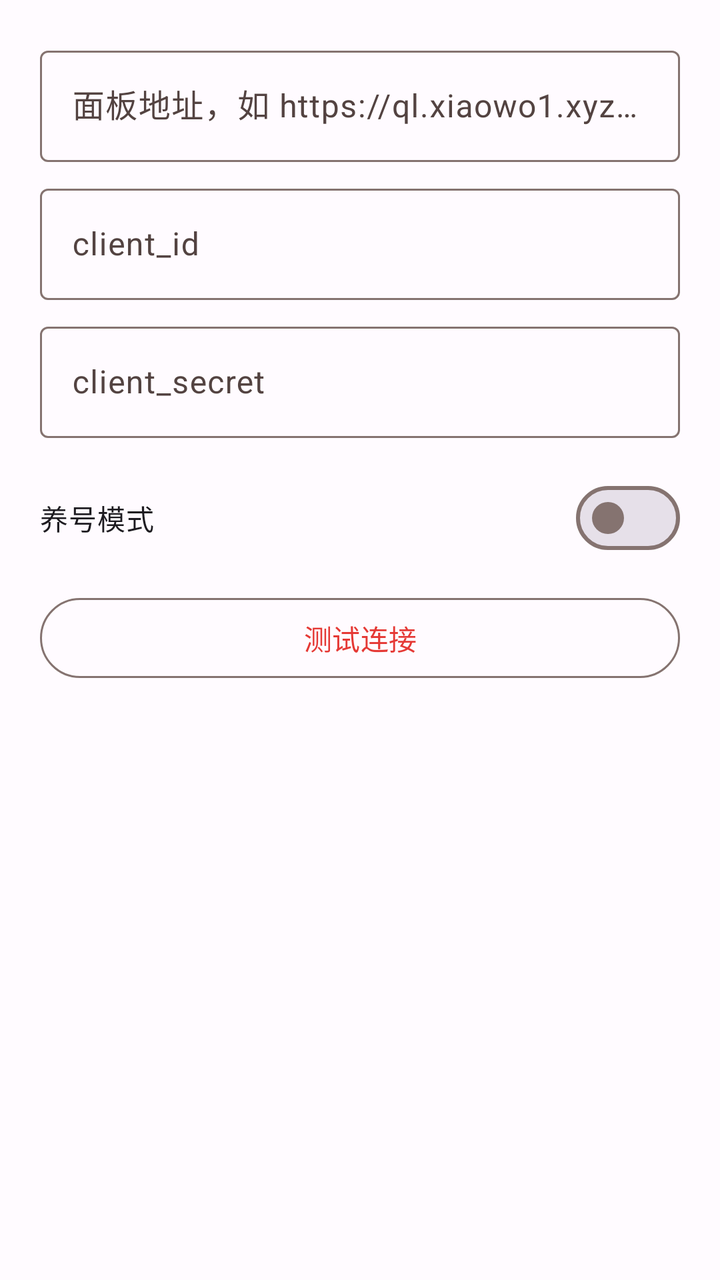
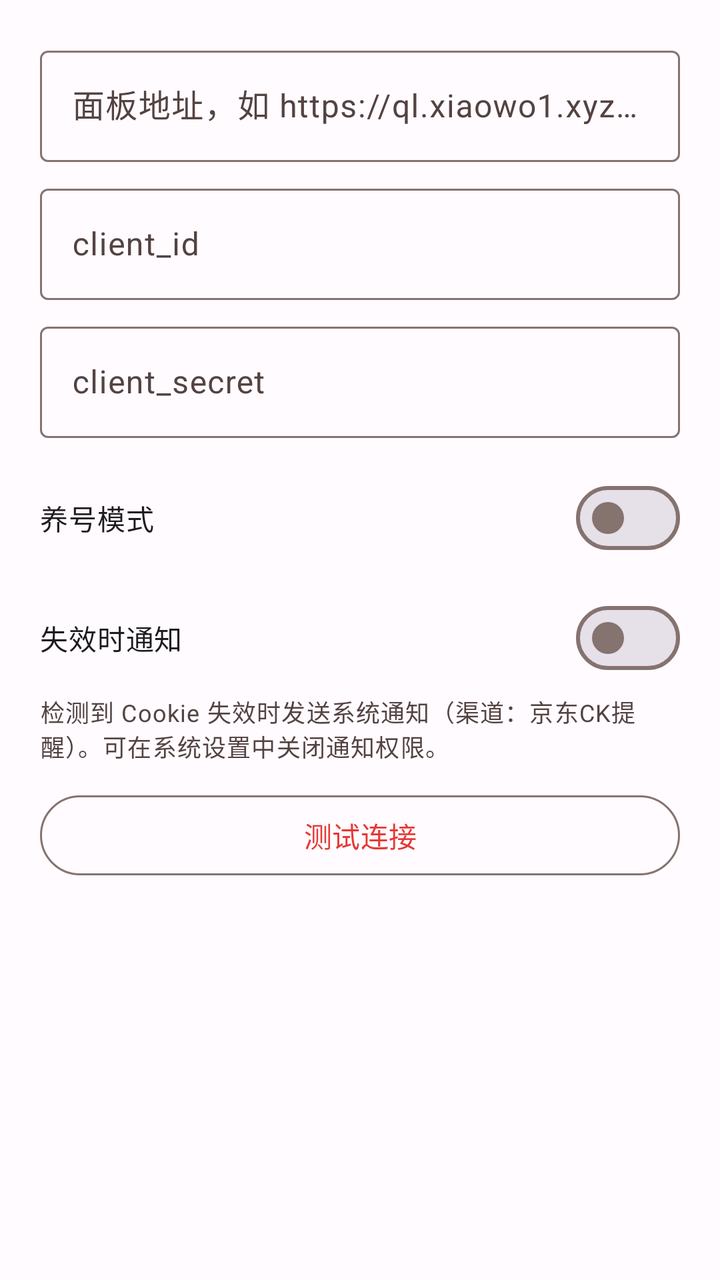

Compare the two renders of this Android layout. The source of the first and the diff that turns it into the second are given below.
<!-- AndroidManifest.xml: application theme Theme.JDCookie -->
<!-- res/layout/dialog_qinglong.xml -->
<?xml version="1.0" encoding="utf-8"?>
<ScrollView xmlns:android="http://schemas.android.com/apk/res/android"
    xmlns:app="http://schemas.android.com/apk/res-auto"
    android:layout_width="match_parent"
    android:layout_height="wrap_content"
    android:fillViewport="true">

    <LinearLayout
        android:layout_width="match_parent"
        android:layout_height="wrap_content"
        android:orientation="vertical"
        android:padding="20dp">

        <com.google.android.material.textfield.TextInputLayout
            android:layout_width="match_parent"
            android:layout_height="wrap_content"
            android:hint="@string/ql_url_hint">
            <com.google.android.material.textfield.TextInputEditText
                android:id="@+id/etQlUrl"
                android:layout_width="match_parent"
                android:layout_height="wrap_content"
                android:inputType="textUri" />
        </com.google.android.material.textfield.TextInputLayout>

        <com.google.android.material.textfield.TextInputLayout
            android:layout_width="match_parent"
            android:layout_height="wrap_content"
            android:layout_marginTop="8dp"
            android:hint="@string/ql_client_id_hint">
            <com.google.android.material.textfield.TextInputEditText
                android:id="@+id/etQlClientId"
                android:layout_width="match_parent"
                android:layout_height="wrap_content"
                android:inputType="text" />
        </com.google.android.material.textfield.TextInputLayout>

        <com.google.android.material.textfield.TextInputLayout
            android:layout_width="match_parent"
            android:layout_height="wrap_content"
            android:layout_marginTop="8dp"
            android:hint="@string/ql_client_secret_hint">
            <com.google.android.material.textfield.TextInputEditText
                android:id="@+id/etQlClientSecret"
                android:layout_width="match_parent"
                android:layout_height="wrap_content"
                android:inputType="textPassword" />
        </com.google.android.material.textfield.TextInputLayout>

        <com.google.android.material.materialswitch.MaterialSwitch
            android:id="@+id/switchNurtureMode"
            android:layout_width="match_parent"
            android:layout_height="wrap_content"
            android:layout_marginTop="16dp"
            android:text="@string/nurture_mode_title" />

        <TextView
            android:id="@+id/tvNurtureTip"
            android:layout_width="match_parent"
            android:layout_height="wrap_content"
            android:layout_marginTop="6dp"
            android:text="@string/nurture_mode_tip"
            android:textAppearance="?attr/textAppearanceBodySmall"
            android:textColor="?attr/colorOnSurfaceVariant"
            android:visibility="gone" />

        <com.google.android.material.button.MaterialButton
            android:id="@+id/btnTestConnection"
            style="@style/Widget.Material3.Button.OutlinedButton"
            android:layout_width="match_parent"
            android:layout_height="wrap_content"
            android:layout_marginTop="12dp"
            android:text="@string/ql_test_connection" />
    </LinearLayout>
</ScrollView>
<!-- resources referenced by this layout -->
<resources>
  <string name="nurture_mode_tip">开启后：本机将账号标记为「养号」，减少激进跑任务提示；推送到青龙时备注前缀为 [养号]昵称，便于在青龙里筛选。不会调用任何「解黑」类接口，也不会伪造解黑能力。</string>
  <string name="nurture_mode_title">养号模式</string>
  <string name="ql_client_id_hint">client_id</string>
  <string name="ql_client_secret_hint">client_secret</string>
  <string name="ql_test_connection">测试连接</string>
  <string name="ql_url_hint">面板地址，如 https://ql.xiaowo1.xyz 或 http://192.168.1.2:5700</string>
  <style name="Theme.JDCookie" parent="Theme.Material3.DayNight.NoActionBar">
          <item name="colorPrimary">@color/md_theme_primary</item>
          <item name="colorOnPrimary">@color/md_theme_on_primary</item>
          <item name="colorPrimaryContainer">@color/md_theme_primary_container</item>
          <item name="colorOnPrimaryContainer">@color/md_theme_on_primary_container</item>
          <item name="colorSecondary">@color/md_theme_secondary</item>
          <item name="colorOnSecondary">@color/md_theme_on_secondary</item>
          <item name="colorSecondaryContainer">@color/md_theme_secondary_container</item>
          <item name="colorOnSecondaryContainer">@color/md_theme_on_secondary_container</item>
          <item name="colorTertiary">@color/md_theme_tertiary</item>
          <item name="colorOnTertiary">@color/md_theme_on_tertiary</item>
          <item name="colorTertiaryContainer">@color/md_theme_tertiary_container</item>
          <item name="colorOnTertiaryContainer">@color/md_theme_on_tertiary_container</item>
          <item name="colorError">@color/md_theme_error</item>
          <item name="colorOnError">@color/md_theme_on_error</item>
          <item name="colorErrorContainer">@color/md_theme_error_container</item>
          <item name="colorOnErrorContainer">@color/md_theme_on_error_container</item>
          <item name="android:colorBackground">@color/md_theme_background</item>
          <item name="colorOnBackground">@color/md_theme_on_background</item>
          <item name="colorSurface">@color/md_theme_surface</item>
          <item name="colorOnSurface">@color/md_theme_on_surface</item>
          <item name="colorSurfaceVariant">@color/md_theme_surface_variant</item>
          <item name="colorOnSurfaceVariant">@color/md_theme_on_surface_variant</item>
          <item name="colorOutline">@color/md_theme_outline</item>
          <item name="android:statusBarColor">@android:color/transparent</item>
          <item name="android:navigationBarColor">@color/md_theme_surface</item>
          <item name="android:windowLightStatusBar">true</item>
      </style>
  <color name="md_theme_primary">#E53935</color>
  <color name="md_theme_on_primary">#FFFFFF</color>
  <color name="md_theme_primary_container">#FFDAD6</color>
  <color name="md_theme_on_primary_container">#410002</color>
  <color name="md_theme_secondary">#775652</color>
  <color name="md_theme_on_secondary">#FFFFFF</color>
  <color name="md_theme_secondary_container">#FFDAD5</color>
  <color name="md_theme_on_secondary_container">#2C1512</color>
  <color name="md_theme_tertiary">#705C2E</color>
  <color name="md_theme_on_tertiary">#FFFFFF</color>
  <color name="md_theme_tertiary_container">#FBDFA6</color>
  <color name="md_theme_on_tertiary_container">#251A00</color>
  <color name="md_theme_error">#BA1A1A</color>
  <color name="md_theme_on_error">#FFFFFF</color>
  <color name="md_theme_error_container">#FFDAD6</color>
  <color name="md_theme_on_error_container">#410002</color>
  <color name="md_theme_background">#FFFBFF</color>
  <color name="md_theme_on_background">#201A19</color>
  <color name="md_theme_surface">#FFFBFF</color>
  <color name="md_theme_on_surface">#201A19</color>
  <color name="md_theme_surface_variant">#F5DDDA</color>
  <color name="md_theme_on_surface_variant">#534341</color>
  <color name="md_theme_outline">#857370</color>
</resources>

<!-- the commit's change to res/layout/dialog_qinglong.xml (unified diff, before → after) -->
@@ -63,6 +63,23 @@
             android:textColor="?attr/colorOnSurfaceVariant"
             android:visibility="gone" />
 
+
+        <com.google.android.material.materialswitch.MaterialSwitch
+            android:id="@+id/switchNotifyInvalid"
+            android:layout_width="match_parent"
+            android:layout_height="wrap_content"
+            android:layout_marginTop="12dp"
+            android:text="@string/notify_on_invalid_title" />
+
+        <TextView
+            android:id="@+id/tvNotifyInvalidTip"
+            android:layout_width="match_parent"
+            android:layout_height="wrap_content"
+            android:layout_marginTop="4dp"
+            android:text="@string/notify_on_invalid_tip"
+            android:textAppearance="?attr/textAppearanceBodySmall"
+            android:textColor="?attr/colorOnSurfaceVariant" />
+
         <com.google.android.material.button.MaterialButton
             android:id="@+id/btnTestConnection"
             style="@style/Widget.Material3.Button.OutlinedButton"
<!-- resource entries referenced after the edit -->
@@ -1,5 +1,7 @@
 <!-- resources referenced by this layout -->
 <resources>
+  <string name="notify_on_invalid_tip">检测到 Cookie 失效时发送系统通知（渠道：京东CK提醒）。可在系统设置中关闭通知权限。</string>
+  <string name="notify_on_invalid_title">失效时通知</string>
   <string name="nurture_mode_tip">开启后：本机将账号标记为「养号」，减少激进跑任务提示；推送到青龙时备注前缀为 [养号]昵称，便于在青龙里筛选。不会调用任何「解黑」类接口，也不会伪造解黑能力。</string>
   <string name="nurture_mode_title">养号模式</string>
   <string name="ql_client_id_hint">client_id</string>
